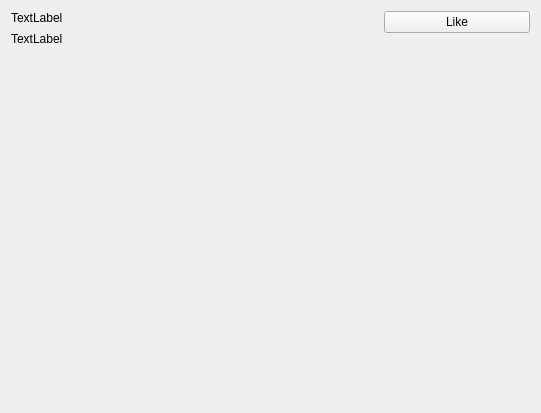
Before: the Qt Designer form widgetfavoritedefinition.ui in sangpham2710/CS163-Project, drawn with Qt 5.
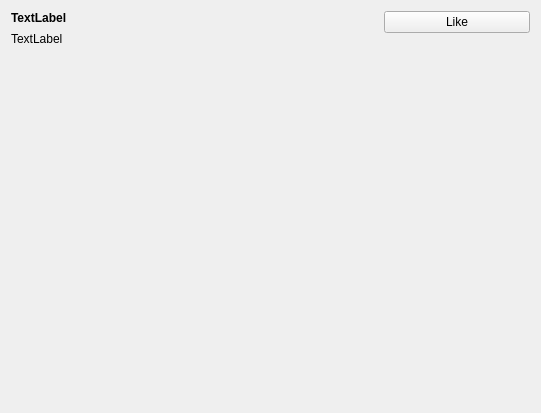
After: the same form once the commit is applied.

Patch:
```diff
--- a/widgetfavoritedefinition.ui
+++ b/widgetfavoritedefinition.ui
@@ -23,6 +23,11 @@
       <layout class="QVBoxLayout" name="verticalLayout_2" stretch="0,1">
        <item>
         <widget class="QLabel" name="labelFavoriteWord">
+         <property name="font">
+          <font>
+           <bold>true</bold>
+          </font>
+         </property>
          <property name="text">
           <string>TextLabel</string>
          </property>
```
